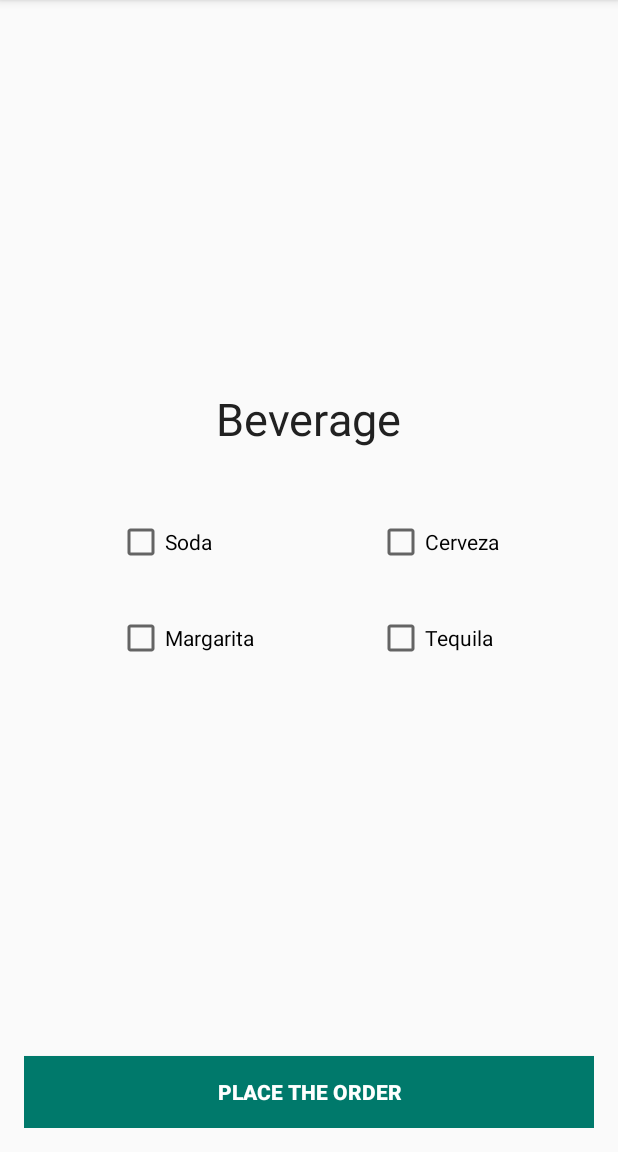
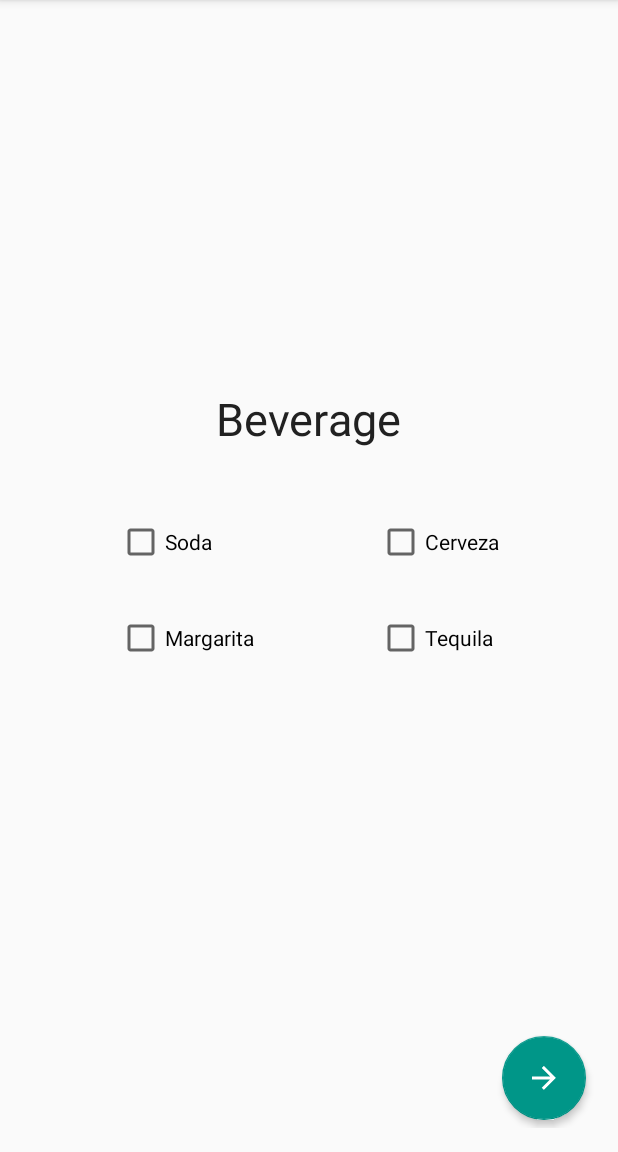
Before and after one commit to pkeyur/Taco-Pronto, an Android app: the OrderActivity4 screen opened directly, with no data from a screen before it, on a phone screen of 412 x 824 dp, the part 84-1236 px from its top. Run offline under Robolectric (Android 15) with nearby library versions, the phone set to English and light mode, and no system bars.

Commit message:
Revision 1.0

```diff
--- a/app/src/main/java/hw1/android/csulb/edu/hw1/Item.java
+++ b/app/src/main/java/hw1/android/csulb/edu/hw1/Item.java
@@ -32,6 +32,10 @@ public class Item implements Serializable{
         this.item_name = item_name;
     }
 
+    public void setItem_name(CharSequence item_name) {
+        this.item_name = (String) item_name;
+    }
+
     public void setItem_price(Double item_price) {
         if(item_price==null) { item_price = 0.0; }
         this.item_price = item_price;
--- a/app/src/main/res/layout/activity_order4.xml
+++ b/app/src/main/res/layout/activity_order4.xml
@@ -11,17 +11,33 @@
     android:paddingTop="@dimen/activity_vertical_margin"
     tools:context="hw1.android.csulb.edu.hw1.OrderActivity4">
 
-    <Button
-        android:text="Place the Order"
-        android:layout_width="match_parent"
+
+    <android.support.design.widget.FloatingActionButton
+        android:layout_width="wrap_content"
         android:layout_height="wrap_content"
+        android:clickable="true"
+        app:fabSize="normal"
+        app:srcCompat="@drawable/ic_arrow_forward_white_48dp"
         android:layout_alignParentBottom="true"
-        android:id="@+id/placeTheOrderButton"
-        android:background="@color/colorAccent"
-        android:textColor="@color/icons"
-        android:textStyle="bold"
+        android:layout_alignParentEnd="true"
+        android:layout_marginEnd="5dp"
+        android:layout_marginBottom="5dp"
+        android:id="@+id/goToConfirmationButton"
+        app:backgroundTint="@color/colorPrimary"
         android:onClick="placeTheOrder"
-        android:elevation="5dp" />
+        app:elevation="3dp" />
+
+    <!--<Button-->
+    <!--android:text="@string/place_the_order"-->
+    <!--android:layout_width="match_parent"-->
+    <!--android:layout_height="wrap_content"-->
+    <!--android:layout_alignParentBottom="true"-->
+    <!--android:id="@+id/placeTheOrderButton"-->
+    <!--android:background="@color/colorAccent"-->
+    <!--android:textColor="@color/icons"-->
+    <!--android:textStyle="bold"-->
+    <!--android:onClick="placeTheOrder"-->
+    <!--android:elevation="5dp" />-->
 
     <RelativeLayout
         android:layout_width="wrap_content"
@@ -30,13 +46,13 @@
         android:id="@+id/beverage_relativeLayout">
 
         <TextView
-            android:text="Beverage"
+            android:text="@string/beverage"
             android:layout_width="wrap_content"
             android:layout_height="wrap_content"
             android:layout_marginBottom="@dimen/below_text_vertical_margin"
             android:id="@+id/beverage_text"
             android:textColor="@color/primary_text"
-            android:textSize="30dp"
+            android:textSize="@dimen/title_size"
             android:layout_centerHorizontal="true"
             android:layout_alignParentTop="true"/>
 
@@ -50,8 +66,6 @@
                 android:layout_width="wrap_content"
                 android:layout_height="wrap_content"
                 android:id="@+id/beverages"
-                android:layout_below="@+id/beverage_text"
-                android:layout_centerHorizontal="true"
                 android:minHeight="180dp">
 
                 <LinearLayout
@@ -59,18 +73,18 @@
                     android:layout_height="wrap_content"
                     android:orientation="vertical"
                     android:id="@+id/beverage_col2"
-                    android:layout_toRightOf="@+id/beverage_col1"
-                    android:layout_marginLeft="50dp">
+                    android:layout_toEndOf="@+id/beverage_col1"
+                    android:layout_marginStart="50dp">
 
                     <CheckBox
-                        android:text="Cerveza"
+                        android:text="@string/cerveza"
                         android:layout_width="match_parent"
                         android:layout_height="wrap_content"
                         android:id="@+id/checkBox_cerveza"
                         android:layout_margin="@dimen/activity_horizontal_margin" />
 
                     <CheckBox
-                        android:text="Tequila"
+                        android:text="@string/tequila"
                         android:layout_width="match_parent"
                         android:layout_height="wrap_content"
                         android:id="@+id/checkBox_tequila"
@@ -87,14 +101,14 @@
                     android:layout_alignParentStart="true">
 
                     <CheckBox
-                        android:text="Soda"
+                        android:text="@string/soda"
                         android:layout_width="match_parent"
                         android:layout_height="wrap_content"
                         android:id="@+id/checkBox_soda"
                         android:layout_margin="@dimen/activity_horizontal_margin"/>
 
                     <CheckBox
-                        android:text="Margarita"
+                        android:text="@string/margarita"
                         android:layout_width="match_parent"
                         android:layout_height="wrap_content"
                         android:id="@+id/checkBox_margarita"
--- a/app/src/main/res/values/dimens.xml
+++ b/app/src/main/res/values/dimens.xml
@@ -4,4 +4,6 @@
     <dimen name="activity_vertical_margin">16dp</dimen>
     <dimen name="above_text_vertical_margin">150dp</dimen>
     <dimen name="below_text_vertical_margin">30dp</dimen>
+
+    <dimen name="title_size">30sp</dimen>
 </resources>
```
Also changed, not shown: app/src/main/java/hw1/android/csulb/edu/hw1/ConfirmationActivity.java (+28 -10 lines), app/src/main/java/hw1/android/csulb/edu/hw1/OrderActivity2.java (+14 -5 lines), app/src/main/java/hw1/android/csulb/edu/hw1/OrderActivity3.java (+4 -7 lines), app/src/main/res/layout/activity_confirmation.xml (+39 -7 lines), app/src/main/res/layout/activity_main.xml (+42 -3 lines), app/src/main/res/layout/activity_order1.xml (+6 -6 lines), app/src/main/res/layout/activity_order2.xml (+5 -5 lines), app/src/main/res/layout/activity_order3.xml (+14 -17 lines), app/src/main/res/values/strings.xml (+41 -0 lines), app/src/main/res/drawable-hdpi/tacos.png (added), app/src/main/res/drawable-mdpi/tacos.png (added), app/src/main/res/drawable-xhdpi/tacos.png (added), app/src/main/res/drawable-xxhdpi/tacos.png (added), app/src/main/res/drawable-xxxhdpi/tacos.png (added).
